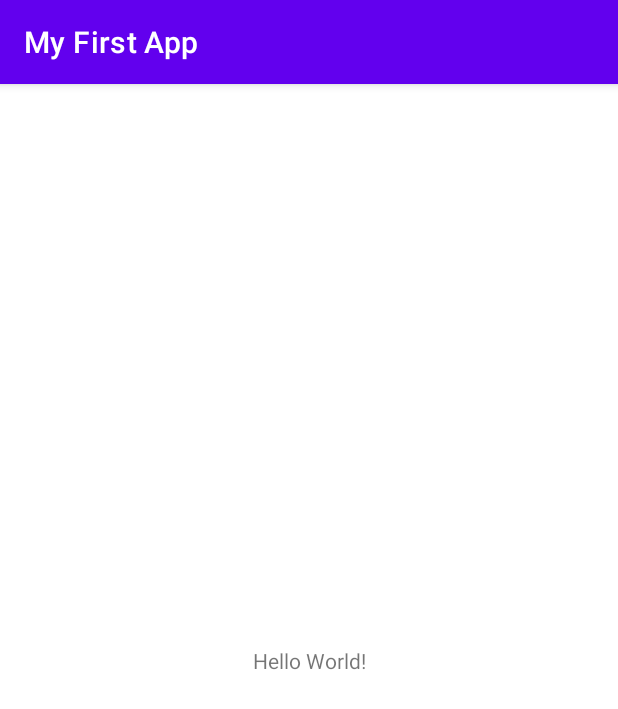
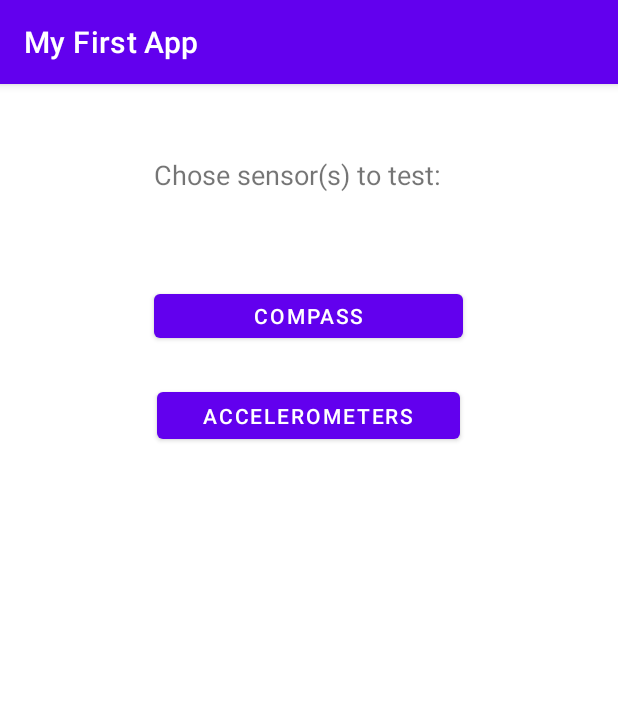
Before and after one commit to emmafranzon/AndroidTestApp, an Android app: the screen it shows after launch (MainActivity), on a phone screen of 412 x 824 dp. Shown: the top 709 px of the screen. Run offline under Robolectric (Android 15) with nearby library versions, the phone set to English and light mode, and no system bars.

```diff
--- a/app/src/main/AndroidManifest.xml
+++ b/app/src/main/AndroidManifest.xml
@@ -9,6 +9,8 @@
         android:roundIcon="@mipmap/ic_launcher_round"
         android:supportsRtl="true"
         android:theme="@style/Theme.MyFirstApp">
+        <activity android:name=".ActivityAccelerometer" />
+        <activity android:name=".ActivityCompass" />
         <activity android:name=".MainActivity">
             <intent-filter>
                 <action android:name="android.intent.action.MAIN" />
--- a/app/src/main/res/layout/activity_main.xml
+++ b/app/src/main/res/layout/activity_main.xml
@@ -7,12 +7,37 @@
     tools:context=".MainActivity">
 
     <TextView
-        android:layout_width="wrap_content"
-        android:layout_height="wrap_content"
-        android:text="Hello World!"
-        app:layout_constraintBottom_toBottomOf="parent"
-        app:layout_constraintLeft_toLeftOf="parent"
-        app:layout_constraintRight_toRightOf="parent"
+        android:id="@+id/homepageTitle"
+        android:layout_width="207dp"
+        android:layout_height="70dp"
+        android:layout_marginTop="48dp"
+        android:text="Chose sensor(s) to test:"
+        android:textAllCaps="false"
+        android:textSize="18sp"
+        app:layout_constraintEnd_toEndOf="parent"
+        app:layout_constraintStart_toStartOf="parent"
         app:layout_constraintTop_toTopOf="parent" />
 
+    <Button
+        android:id="@+id/compassButton"
+        android:layout_width="206dp"
+        android:layout_height="41dp"
+        android:layout_marginTop="16dp"
+        android:text="COMPASS"
+        app:layout_constraintEnd_toEndOf="parent"
+        app:layout_constraintHorizontal_bias="0.497"
+        app:layout_constraintStart_toStartOf="parent"
+        app:layout_constraintTop_toBottomOf="@+id/homepageTitle" />
+
+    <Button
+        android:id="@+id/accButton"
+        android:layout_width="202dp"
+        android:layout_height="43dp"
+        android:layout_marginTop="24dp"
+        android:text="ACCELEROMETERS"
+        app:layout_constraintEnd_toEndOf="parent"
+        app:layout_constraintHorizontal_bias="0.497"
+        app:layout_constraintStart_toStartOf="parent"
+        app:layout_constraintTop_toBottomOf="@+id/compassButton" />
+
 </androidx.constraintlayout.widget.ConstraintLayout>
--- a/app/src/main/res/values/strings.xml
+++ b/app/src/main/res/values/strings.xml
@@ -1,3 +1,5 @@
 <resources>
     <string name="app_name">My First App</string>
+    <string name="edit_message">Enter a message</string>
+    <string name="button_send">Send</string>
 </resources>
```
Also changed, not shown: app/src/main/java/com/example/myfirstapp/ActivityAccelerometer.java (added, +75 -0 lines), app/src/main/java/com/example/myfirstapp/ActivityCompass.java (added, +39 -0 lines), app/src/main/java/com/example/myfirstapp/MainActivity.java (+42 -0 lines), app/src/main/res/layout/activity_accelerometer.xml (added, +63 -0 lines), app/src/main/res/layout/activity_compass.xml (added, +45 -0 lines).
